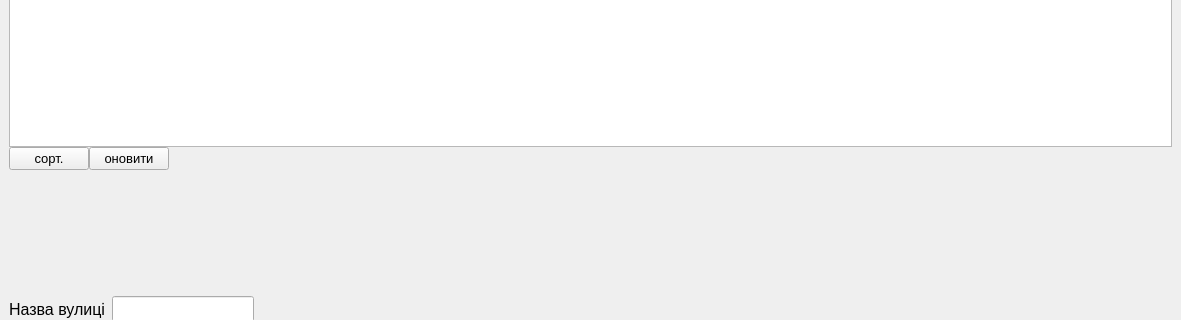
The window that pyqt_files/MainForm.ui (LiquorProg/katalog) describes before a commit, drawn with Qt 5; both pictures show x 0 to 1181 and y 412 to 732 of the 1181 by 894 pixel window.
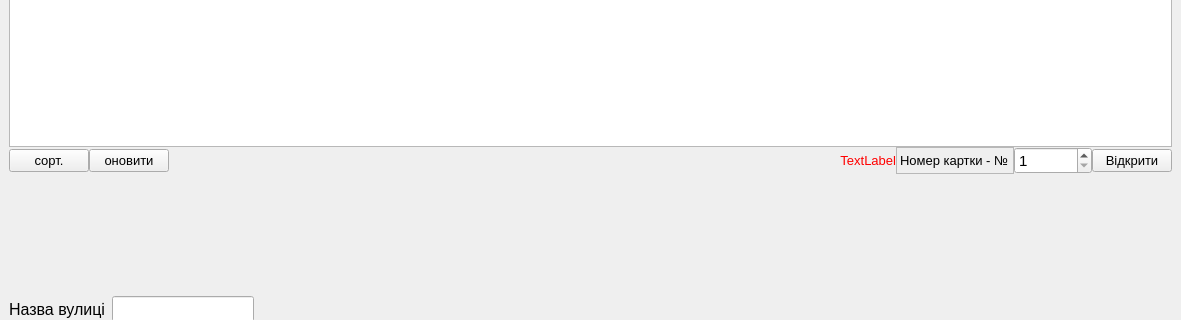
The same window after the commit.

```diff
--- a/pyqt_files/MainForm.ui
+++ b/pyqt_files/MainForm.ui
@@ -156,6 +156,94 @@
           </property>
          </spacer>
         </item>
+        <item>
+         <widget class="QLabel" name="error_card_id">
+          <property name="font">
+           <font>
+            <pointsize>10</pointsize>
+           </font>
+          </property>
+          <property name="styleSheet">
+           <string notr="true">color: rgb(255, 0, 0);</string>
+          </property>
+          <property name="text">
+           <string>TextLabel</string>
+          </property>
+          <property name="alignment">
+           <set>Qt::AlignRight|Qt::AlignTrailing|Qt::AlignVCenter</set>
+          </property>
+         </widget>
+        </item>
+        <item>
+         <layout class="QGridLayout" name="gridLayout_4" columnstretch="0,0,0">
+          <property name="leftMargin">
+           <number>0</number>
+          </property>
+          <property name="topMargin">
+           <number>0</number>
+          </property>
+          <property name="rightMargin">
+           <number>0</number>
+          </property>
+          <property name="bottomMargin">
+           <number>0</number>
+          </property>
+          <property name="horizontalSpacing">
+           <number>0</number>
+          </property>
+          <property name="verticalSpacing">
+           <number>6</number>
+          </property>
+          <item row="0" column="0">
+           <widget class="QLabel" name="label_2">
+            <property name="font">
+             <font>
+              <pointsize>10</pointsize>
+             </font>
+            </property>
+            <property name="frameShape">
+             <enum>QFrame::StyledPanel</enum>
+            </property>
+            <property name="text">
+             <string>Номер картки - №</string>
+            </property>
+           </widget>
+          </item>
+          <item row="0" column="1">
+           <widget class="QSpinBox" name="spinBox">
+            <property name="minimumSize">
+             <size>
+              <width>60</width>
+              <height>0</height>
+             </size>
+            </property>
+            <property name="font">
+             <font>
+              <pointsize>11</pointsize>
+             </font>
+            </property>
+            <property name="minimum">
+             <number>1</number>
+            </property>
+            <property name="maximum">
+             <number>100000</number>
+            </property>
+           </widget>
+          </item>
+          <item row="0" column="2">
+           <widget class="QPushButton" name="openButton">
+            <property name="font">
+             <font>
+              <pointsize>10</pointsize>
+             </font>
+            </property>
+            <property name="text">
+             <string>Відкрити</string>
+            </property>
+           </widget>
+          </item>
+         </layout>
+        </item>
        </layout>
       </item>
      </layout>
```
